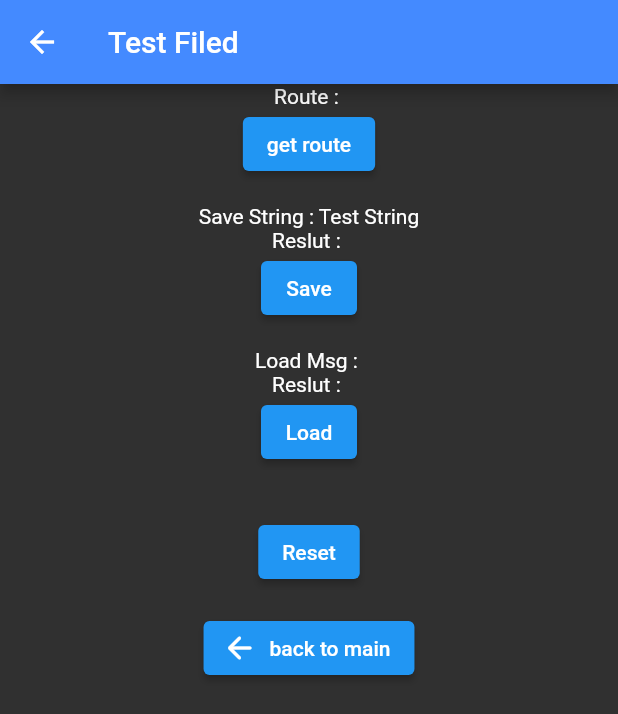
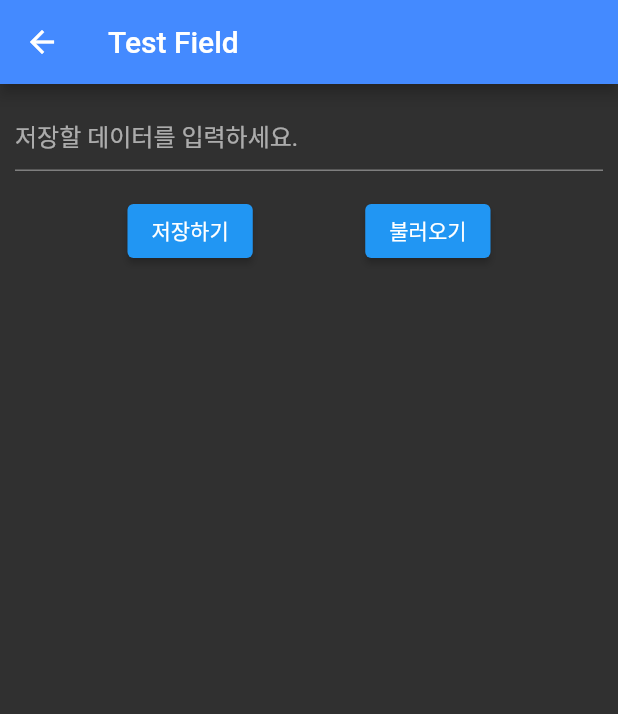
Before and after one commit to ingrid410520/MagicConch, a Flutter app: the screen it shows after launch, after a tap on "룰렛 돌리기 (테스트 필드)", on a phone screen of 412 x 824 dp. Shown: the top 714 px of the screen. Run offline on Flutter 3.47's test engine with Material 2 defaults, Android fonts, the phone set to English and light mode, and no system bars; our stand-ins replace get, google_mobile_ads, shared_preferences.

Commit message:
마법의 소라에몬 - 광고 - 파일저장   >> 예제 적용 준비중 - 아무말대잔치 - 룰렛 돌리기 - 폭탄 돌리기

```diff
--- a/lib/Screen/Testfield.dart
+++ b/lib/Screen/Testfield.dart
@@ -2,115 +2,83 @@ import 'dart:io';
 
 import 'package:flutter/cupertino.dart';
 import 'package:flutter/material.dart';
-import 'package:google_mobile_ads/google_mobile_ads.dart';
+//import 'package:google_mobile_ads/google_mobile_ads.dart';
 import 'package:magic_conch/Function/Build_MyScreen.dart';
-import 'package:magic_conch/Function/File_Function.dart';
-import 'package:magic_conch/ad_helper.dart';
-import 'package:path_provider/path_provider.dart';
+//import 'package:magic_conch/Function/File_Function.dart';
+import 'package:shared_preferences/shared_preferences.dart';
 
 import '../Function/Build_MyButton_ScreenBack.dart';
 
-String strRoute = "";
-String strSaveMsg = "Test String";
-String strSaveResult = "";
-String strLoadmsg = "";
-String strLoadResult = "";
-
-class Testfield extends StatefulWidget {
-  const Testfield({super.key});
+class TestFeild extends StatefulWidget {
+  const TestFeild({super.key});
 
   @override
-  State<Testfield> createState() => _TestfieldState();
+  State<TestFeild> createState() => _TestFeildState();
 }
 
-class _TestfieldState extends State<Testfield> {
-  BannerAd? _bannerAd;
+class _TestFeildState extends State<TestFeild> {
+  TextEditingController _textEditingController = TextEditingController();
+  late SharedPreferences _prefs; // SharedPreferences 객체
+
   @override
   void initState() {
-    // TODO: Load a banner ad
-    // BannerAd(
-    //   adUnitId: AdHelper.bannerAdUnitId,
-    //   request: AdRequest(),
-    //   size: AdSize.banner,
-    //   listener: BannerAdListener(
-    //     onAdLoaded: (ad) {
-    //       setState(() {
-    //         _bannerAd = ad as BannerAd;
-    //       });
-    //     },
-    //     onAdFailedToLoad: (ad, err) {
-    //       print('Failed to load a banner ad: ${err.message}');
-    //       ad.dispose();
-    //     },
-    //   ),
-    // ).load();
+    super.initState();
+    _initSharedPreferences();
   }
 
-  void dispose() {
-    // TODO: Dispose a BannerAd object
-    _bannerAd?.dispose();
-    super.dispose();
+  // SharedPreferences 초기화 함수
+  Future<void> _initSharedPreferences() async {
+    _prefs = await SharedPreferences.getInstance(); // SharedPreferences 초기화
+  }
+
+  // 데이터를 저장하는 함수
+  Future<void> _saveData() async {
+    _prefs.setString(
+        'myData', _textEditingController.text); // 'myData' 키에 데이터 저장
+    ScaffoldMessenger.of(context).showSnackBar(
+      SnackBar(content: Text('저장완료')), // 저장 완료 메시지 출력
+    );
+  }
+
+  // 데이터를 로드하는 함수
+  Future<void> _loadData() async {
+    final myData = _prefs.getString('myData'); // 'myData' 키에 저장된 데이터 로드
+    ScaffoldMessenger.of(context).showSnackBar(
+      SnackBar(content: Text('로드완료: $myData')), // 로드 완료 메시지와 함께 데이터 출력
+    );
   }
 
   Widget build(BuildContext context) {
     return BuildMyScreen(
-        strTitle: "Test Filed",
-        widBody: SingleChildScrollView(
-          child: Container(
-            child: Center(
+      strTitle: "Test Field",
+      widBody: Padding(
+        padding: EdgeInsets.all(10),
         child: Column(
-                mainAxisSize: MainAxisSize.max,
+          crossAxisAlignment: CrossAxisAlignment.start,
+          children: [
+            TextField(
+              controller: _textEditingController, // 입력한 데이터를 가져오기 위한 컨트롤러
+              decoration: InputDecoration(
+                hintText: '저장할 데이터를 입력하세요.', // 힌트 텍스트
+              ),
+            ),
+            SizedBox(height: 16.0),
+            Row(
               mainAxisAlignment: MainAxisAlignment.spaceEvenly,
               children: [
-                  // TODO: Display a banner when ready
-                  if (_bannerAd != null)
-                    Align(
-                      alignment: Alignment.topCenter,
-                      child: Container(
-                        width: _bannerAd!.size.width.toDouble(),
-                        height: _bannerAd!.size.height.toDouble(),
-                        child: AdWidget(ad: _bannerAd!),
+                ElevatedButton(
+                  onPressed: _saveData, // 데이터 저장 버튼
+                  child: Text('저장하기'),
                 ),
+                ElevatedButton(
+                  onPressed: _loadData, // 데이터 로드 버튼
+                  child: Text('불러오기'),
                 ),
-                  Text("Route : $strRoute"),
-                  ElevatedButton(onPressed: (){
-                    setState(() {
-                      strRoute = "$FileManager().getRoute()";
-                    });
-                  }, child: Text("get route")),
-                  Text(" "),
-                  Text("Save String : $strSaveMsg"),
-                  Text("Reslut : $strSaveResult"),
-                  ElevatedButton(onPressed: (){
-                    setState(() {
-                      strSaveResult = FileManager().write_auto(strSaveMsg).toString();
-                    });
-                  }, child: Text("Save")),
-                  Text(" "),
-                  Text("Load Msg : $strLoadmsg"),
-                  Text("Reslut : $strLoadResult"),
-                  ElevatedButton(onPressed: (){
-                    setState(() {
-                      strLoadResult = FileManager().read_auto().toString();
-                    });
-                  }, child: Text("Load")),
-                  Text(" "),
-                  Text(" "),
-                  ElevatedButton(onPressed: (){
-                    setState(() {
-                      strRoute = "";
-                      strSaveMsg="";
-                      strSaveResult="";
-                      strLoadmsg = "";
-                      strLoadResult = "";
-                    });
-                  }, child: Text("Reset")),
-                  Text(" "),
-                  Button_Screenback(routename: '/home'),
+              ],
+            ),
           ],
         ),
       ),
-          ),
-        ));
+    );
   }
 }
--- a/lib/main.dart
+++ b/lib/main.dart
@@ -28,7 +28,7 @@ class MyApp extends StatelessWidget {
         '/home': (context) => AppHome(),
         '/anyword' : (context) => Screen_Anyword(),
         '/anyword_setting' : (context) => Screen_AnywordSetting(),
-        '/testfiled' : (context) => Testfield(),
+        '/testfiled' : (context) => TestFeild(),
 
       },
       initialRoute: '/home',
--- a/pubspec.yaml
+++ b/pubspec.yaml
@@ -32,6 +32,7 @@ dependencies:
     sdk: flutter
   google_fonts: ^3.0.1
   google_mobile_ads: ^1.2.0
+  shared_preferences: ^2.0.20
 
 
   # The following adds the Cupertino Icons font to your application.
```
Also changed, not shown: pubspec.lock, 1 other file. Lines whose indentation alone changed are shown as unchanged.
